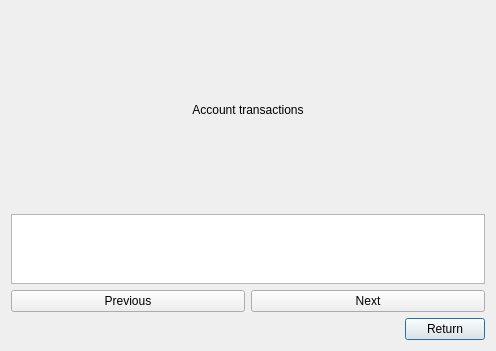
Before: the Qt Designer form bank-automat/transactions.ui in sannatikk/ATM_simulator_app, drawn with Qt 5.
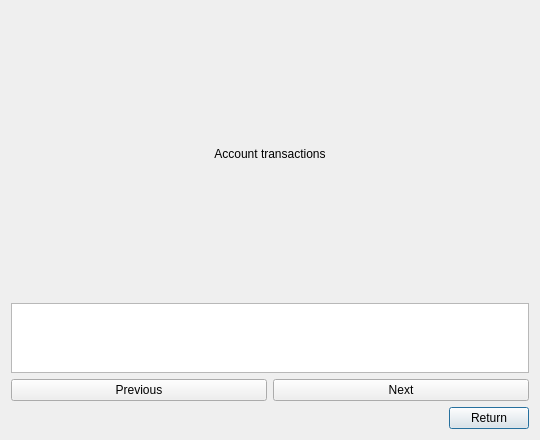
After: the same form once the commit is applied.

```diff
--- a/bank-automat/transactions.ui
+++ b/bank-automat/transactions.ui
@@ -6,8 +6,8 @@
    <rect>
     <x>0</x>
     <y>0</y>
-    <width>496</width>
-    <height>351</height>
+    <width>540</width>
+    <height>440</height>
    </rect>
   </property>
   <property name="windowTitle">
@@ -43,9 +43,33 @@
        <property name="autoFillBackground">
         <bool>false</bool>
        </property>
+       <property name="frameShape">
+        <enum>QFrame::StyledPanel</enum>
+       </property>
+       <property name="frameShadow">
+        <enum>QFrame::Plain</enum>
+       </property>
+       <property name="lineWidth">
+        <number>1</number>
+       </property>
        <property name="sizeAdjustPolicy">
         <enum>QAbstractScrollArea::AdjustToContents</enum>
        </property>
+       <property name="editTriggers">
+        <set>QAbstractItemView::NoEditTriggers</set>
+       </property>
+       <property name="showDropIndicator" stdset="0">
+        <bool>false</bool>
+       </property>
+       <property name="dragDropOverwriteMode">
+        <bool>false</bool>
+       </property>
+       <property name="selectionMode">
+        <enum>QAbstractItemView::NoSelection</enum>
+       </property>
+       <attribute name="horizontalHeaderVisible">
+        <bool>false</bool>
+       </attribute>
        <attribute name="horizontalHeaderCascadingSectionResizes">
         <bool>false</bool>
        </attribute>
```
Left out of the diff: 2 changed lines with no effect on the pictures.
